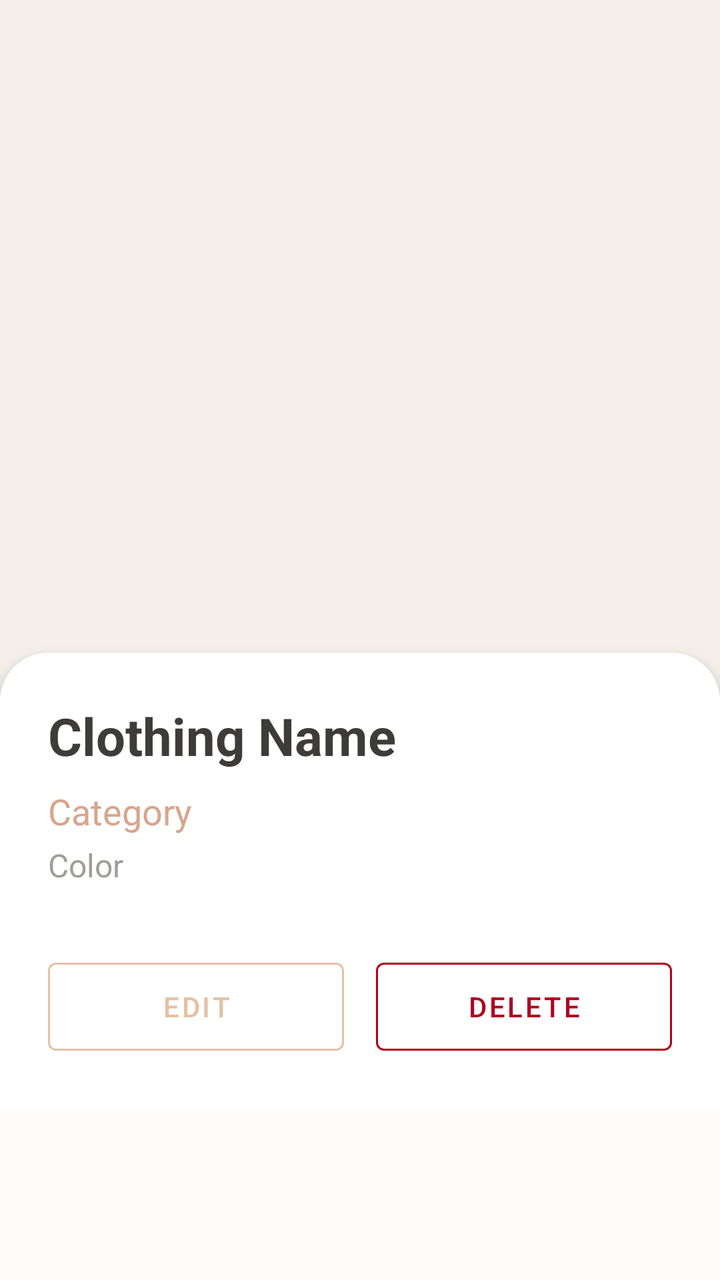
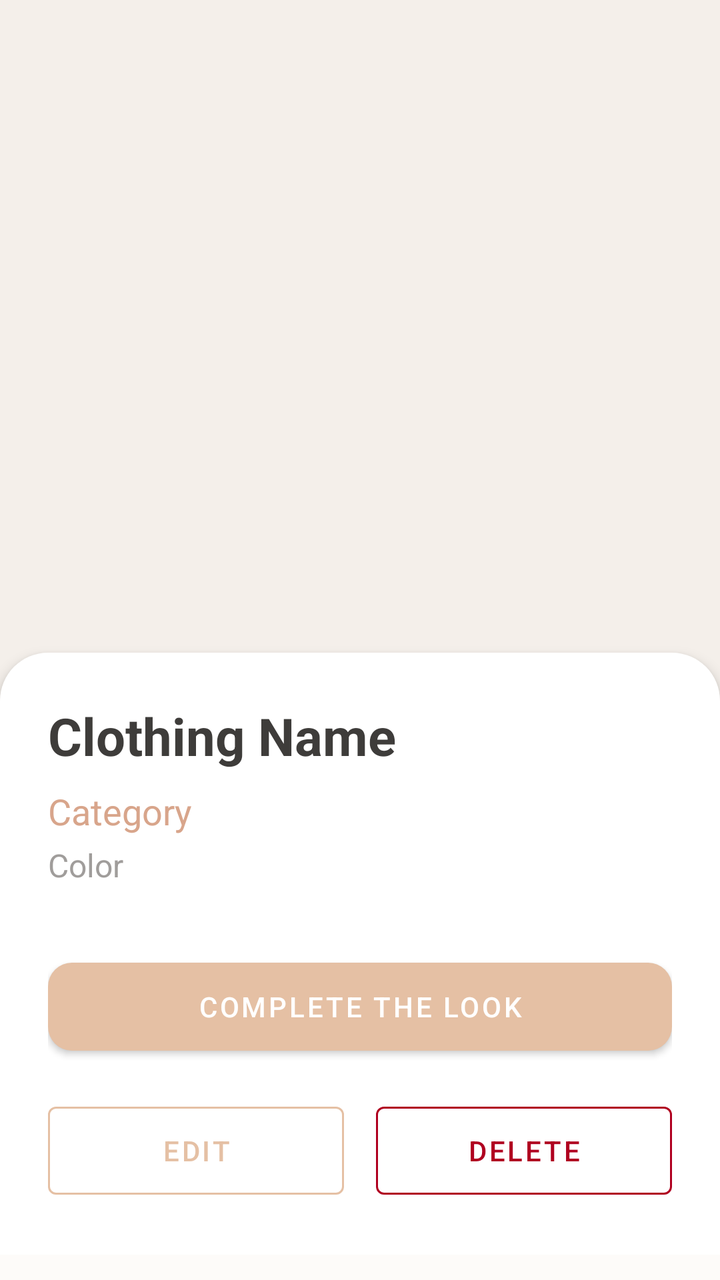

Screens rendered from an Android XML layout before and after an edit, with the pre-edit source and the edit as a unified diff.
<!-- AndroidManifest.xml: application theme Theme.OutfitStudio -->
<!-- res/layout/activity_clothing_details.xml -->
<?xml version="1.0" encoding="utf-8"?>
<ScrollView xmlns:android="http://schemas.android.com/apk/res/android"
    xmlns:app="http://schemas.android.com/apk/res-auto"
    android:layout_width="match_parent"
    android:layout_height="match_parent"
    android:background="@color/background">

    <LinearLayout
        android:layout_width="match_parent"
        android:layout_height="wrap_content"
        android:orientation="vertical">

        <ImageView
            android:id="@+id/ivClothingDetail"
            android:layout_width="match_parent"
            android:layout_height="350dp"
            android:scaleType="centerCrop"
            android:background="@color/secondary_variant" />

        <LinearLayout
            android:layout_width="match_parent"
            android:layout_height="wrap_content"
            android:orientation="vertical"
            android:padding="24dp"
            android:background="@drawable/bg_bottom_sheet"
            android:layout_marginTop="-24dp"
            android:elevation="4dp">

            <TextView
                android:id="@+id/tvDetailName"
                android:layout_width="match_parent"
                android:layout_height="wrap_content"
                android:text="Clothing Name"
                android:textSize="26sp"
                android:textStyle="bold"
                android:textColor="@color/on_background"
                android:layout_marginBottom="8dp"/>

            <TextView
                android:id="@+id/tvDetailCategory"
                android:layout_width="match_parent"
                android:layout_height="wrap_content"
                android:text="Category"
                android:textColor="@color/primary_variant"
                android:textSize="18sp"
                android:layout_marginBottom="4dp"/>
                
            <TextView
                android:id="@+id/tvDetailColor"
                android:layout_width="match_parent"
                android:layout_height="wrap_content"
                android:text="Color"
                android:textColor="@color/text_hint"
                android:textSize="16sp"
                android:layout_marginBottom="32dp"/>

            <LinearLayout
                android:layout_width="match_parent"
                android:layout_height="wrap_content"
                android:orientation="horizontal">
                
                <Button
                    android:id="@+id/btnEdit"
                    android:layout_width="0dp"
                    android:layout_height="56dp"
                    android:layout_weight="1"
                    android:text="Edit"
                    android:textColor="@color/primary"
                    style="@style/Widget.MaterialComponents.Button.OutlinedButton"
                    app:strokeColor="@color/primary"
                    android:layout_marginEnd="8dp"/>
                    
                <Button
                    android:id="@+id/btnDelete"
                    android:layout_width="0dp"
                    android:layout_height="56dp"
                    android:layout_weight="1"
                    android:text="Delete"
                    android:textColor="@color/error"
                    style="@style/Widget.MaterialComponents.Button.OutlinedButton"
                    app:strokeColor="@color/error"
                    android:layout_marginStart="8dp"/>
            </LinearLayout>
            
            <ProgressBar
                android:id="@+id/progressBar"
                android:layout_width="match_parent"
                android:layout_height="wrap_content"
                android:visibility="gone"
                android:layout_marginTop="16dp"/>

        </LinearLayout>
    </LinearLayout>
</ScrollView>
<!-- resources referenced by this layout -->
<resources>
  <color name="background">#FDFBF9</color>
  <color name="error">#B00020</color>
  <color name="on_background">#3E3C3A</color>
  <color name="primary">#E5C0A4</color>
  <color name="primary_variant">#D8A58B</color>
  <color name="secondary_variant">#F4EFEA</color>
  <color name="text_hint">#A09D9B</color>
  <!-- drawable bg_bottom_sheet (drawable) -->
  <?xml version="1.0" encoding="utf-8"?>
  <shape xmlns:android="http://schemas.android.com/apk/res/android"
      android:shape="rectangle">
      <solid android:color="@color/surface" />
      <corners
          android:topLeftRadius="24dp"
          android:topRightRadius="24dp" />
  </shape>
  <style name="Theme.OutfitStudio" parent="Theme.MaterialComponents.Light.NoActionBar">
          <item name="android:textColor">@color/on_background</item>
          <item name="android:textColorHint">@color/text_hint</item>
          
          <item name="colorPrimary">@color/primary</item>
          <item name="colorPrimaryVariant">@color/primary_variant</item>
          <item name="colorOnPrimary">@color/on_primary</item>
          
          <item name="colorSecondary">@color/primary</item>
          <item name="colorSecondaryVariant">@color/primary_variant</item>
          <item name="colorOnSecondary">@color/on_primary</item>
          
          <item name="android:colorBackground">@color/background</item>
          <item name="colorSurface">@color/surface</item>
          
          <item name="android:statusBarColor">@color/background</item>
          <item name="android:windowLightStatusBar">true</item>
      </style>
  <color name="surface">#FFFFFF</color>
  <color name="on_primary">#FFFFFF</color>
</resources>

<!-- the commit's change to res/layout/activity_clothing_details.xml (unified diff, before → after) -->
@@ -54,6 +54,15 @@
                 android:textSize="16sp"
                 android:layout_marginBottom="32dp"/>
 
+            <Button
+                android:id="@+id/btnCompleteLook"
+                android:layout_width="match_parent"
+                android:layout_height="56dp"
+                android:text="Complete the Look"
+                android:layout_marginBottom="16dp"
+                app:cornerRadius="12dp"
+                style="@style/Widget.MaterialComponents.Button"/>
+
             <LinearLayout
                 android:layout_width="match_parent"
                 android:layout_height="wrap_content"
